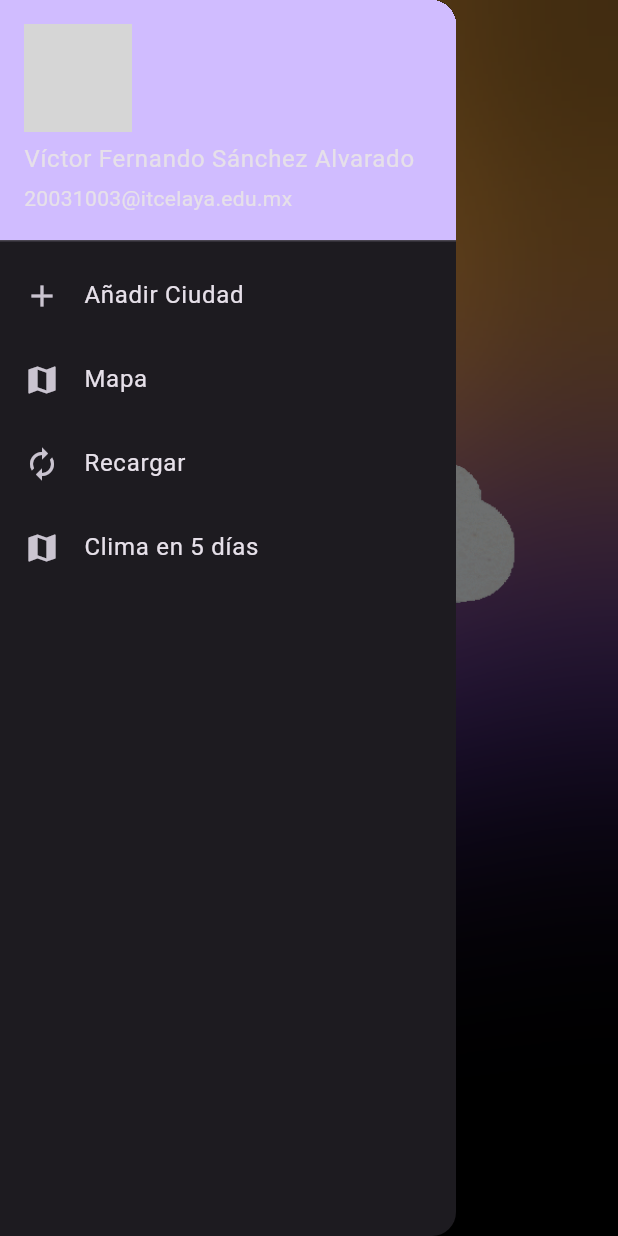
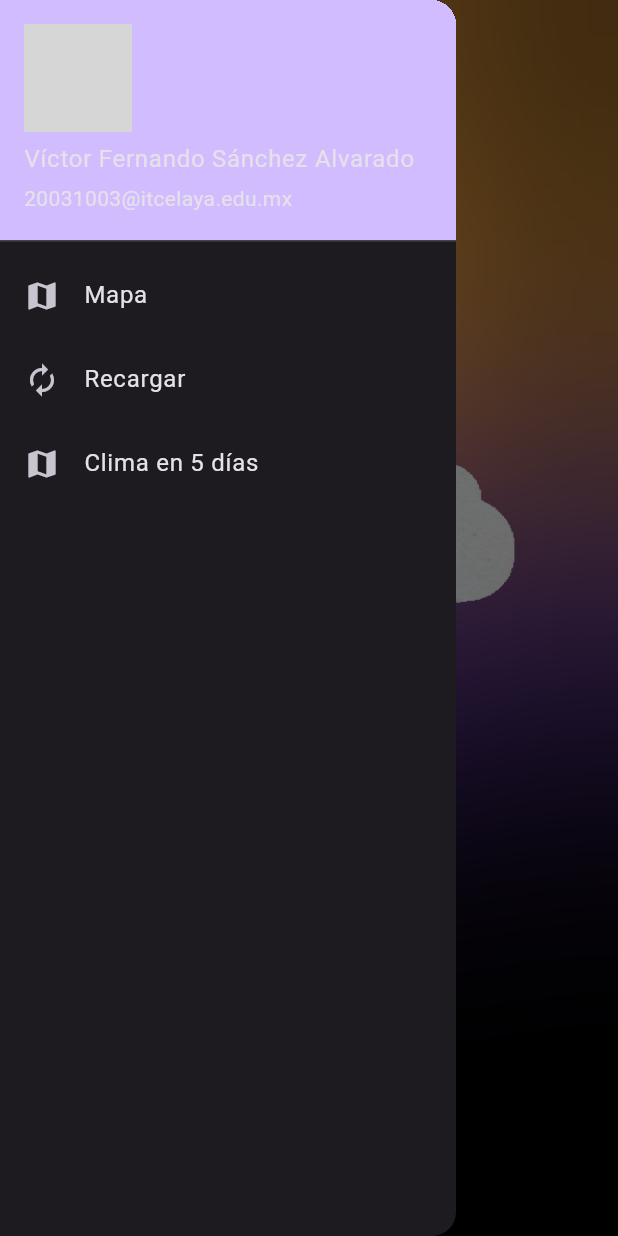
Before and after one commit to AltairFer2/practica6, a Flutter app: the HomeScreen screen opened directly, with the side drawer open, on a phone screen of 412 x 824 dp. Run offline on Flutter 3.47's test engine with Material 2 defaults, Android fonts, the phone set to English and light mode, and no system bars; our stand-ins replace bloc, equatable, flutter_bloc, flutter_map, geocoding, geolocator and 3 more; missing offline and left inert: animated_floating_buttons, material_text_fields; accounts and stored records are empty; network calls fail; grey boxes are pictures that could not be loaded.

Commit message:
Completada Finalmente

```diff
--- a/lib/screens/home_screen.dart
+++ b/lib/screens/home_screen.dart
@@ -75,13 +75,6 @@ class _HomeScreenState extends State<HomeScreen> {
                 ),
                 accountName: Text('Víctor Fernando Sánchez Alvarado'),
                 accountEmail: Text('20031003@itcelaya.edu.mx')),
-            ListTile(
-              title: const Text('Añadir Ciudad'),
-              leading: Icon(Icons.add),
-              onTap: () {
-                _showAddCityDialog(context);
-              },
-            ),
             ListTile(
               title: Text('Mapa'),
               onTap: () {
```
